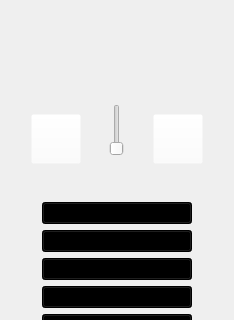
Above: playlistradio.ui from MaximTarutin/maxradio2 before the change; both pictures show x 0 to 234 and y 0 to 320 of the 234 by 500 pixel window. Below: the same form after it.
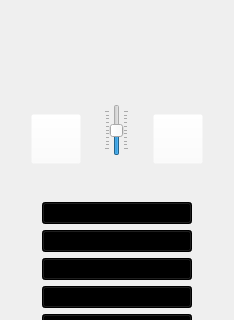
That is the form after the change. Icons and pictures are not drawn.

Patch:
```diff
--- a/playlistradio.ui
+++ b/playlistradio.ui
@@ -189,9 +189,24 @@
        </item>
        <item>
         <widget class="QSlider" name="verticalSlider">
+         <property name="maximum">
+          <number>100</number>
+         </property>
+         <property name="value">
+          <number>50</number>
+         </property>
          <property name="orientation">
           <enum>Qt::Vertical</enum>
          </property>
+         <property name="invertedAppearance">
+          <bool>false</bool>
+         </property>
+         <property name="invertedControls">
+          <bool>false</bool>
+         </property>
+         <property name="tickPosition">
+          <enum>QSlider::TicksBothSides</enum>
+         </property>
         </widget>
        </item>
        <item>
```
